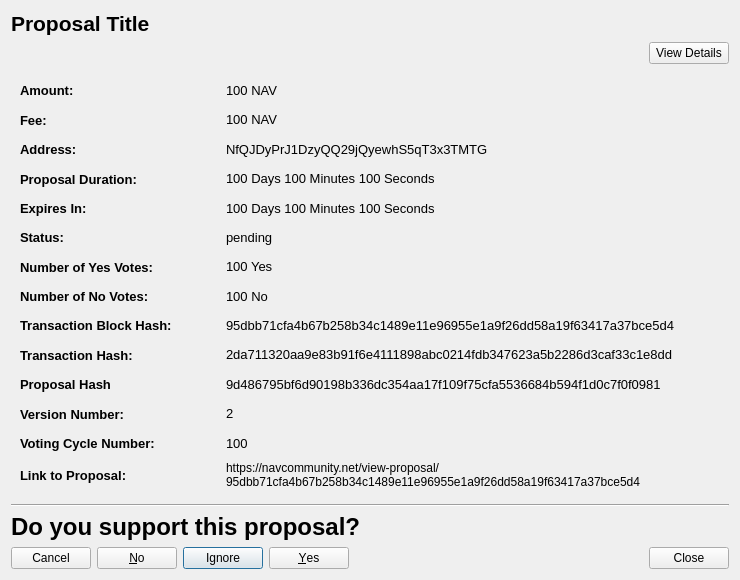
First picture: the form in src/qt/forms/communityfunddisplaydetailed.ui, repository navcoin/navcoin-core, before the edit.
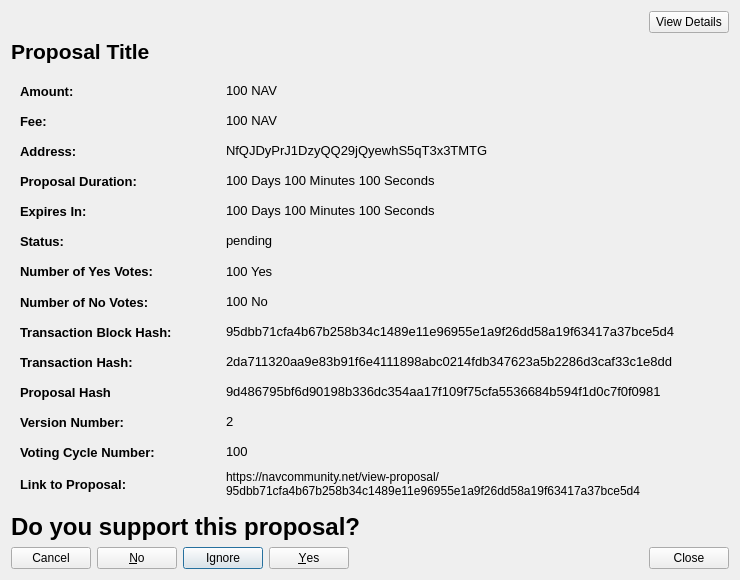
Second picture: the form after the edit.

Diff of the .ui file:
```diff
--- a/src/qt/forms/communityfunddisplaydetailed.ui
+++ b/src/qt/forms/communityfunddisplaydetailed.ui
@@ -26,6 +26,30 @@
    <string>Proposal Details</string>
   </property>
   <layout class="QVBoxLayout" name="verticalLayout_3">
+   <item>
+    <layout class="QHBoxLayout" name="horizontalLayout_2">
+     <item>
+      <spacer name="horizontalSpacer">
+       <property name="orientation">
+        <enum>Qt::Horizontal</enum>
+       </property>
+       <property name="sizeHint" stdset="0">
+        <size>
+         <width>40</width>
+         <height>20</height>
+        </size>
+       </property>
+      </spacer>
+     </item>
+     <item>
+      <widget class="QPushButton" name="detailsBtn">
+       <property name="text">
+        <string>View Details</string>
+       </property>
+      </widget>
+     </item>
+    </layout>
+   </item>
    <item>
     <widget class="QLabel" name="labelProposalTitle">
      <property name="sizePolicy">
@@ -58,30 +82,6 @@
      </property>
     </widget>
    </item>
-   <item>
-    <layout class="QHBoxLayout" name="horizontalLayout_2">
-     <item>
-      <spacer name="horizontalSpacer">
-       <property name="orientation">
-        <enum>Qt::Horizontal</enum>
-       </property>
-       <property name="sizeHint" stdset="0">
-        <size>
-         <width>40</width>
-         <height>20</height>
-        </size>
-       </property>
-      </spacer>
-     </item>
-     <item>
-      <widget class="QPushButton" name="detailsBtn">
-       <property name="text">
-        <string>View Details</string>
-       </property>
-      </widget>
-     </item>
-    </layout>
-   </item>
    <item>
     <widget class="QWidget" name="detailsWidget" native="true">
      <property name="sizePolicy">
@@ -773,13 +773,6 @@
      </layout>
     </widget>
    </item>
-   <item>
-    <widget class="Line" name="line">
-     <property name="orientation">
-      <enum>Qt::Horizontal</enum>
-     </property>
-    </widget>
-   </item>
    <item>
     <widget class="QLabel" name="label">
      <property name="font">
```
